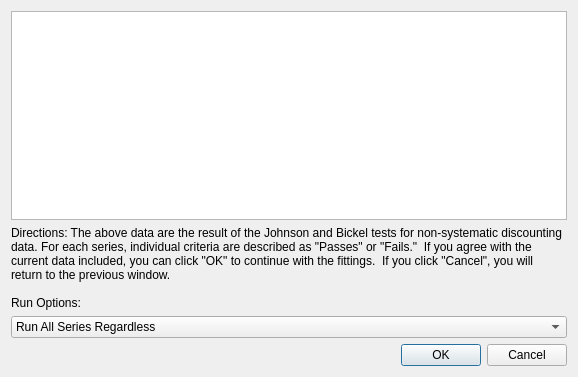
Qt form systematicchekdialog.ui (miyamot0/ModelSelectorQt) before a commit.
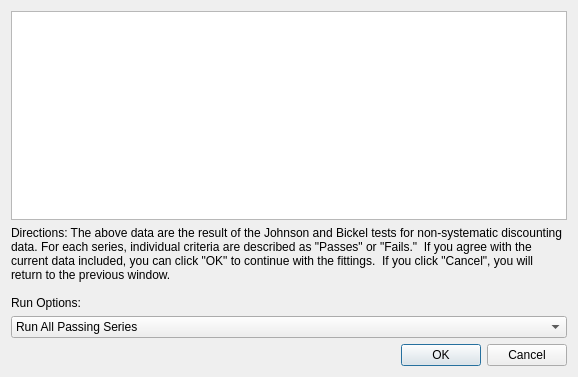
The same form after that commit.

Commit message: Restrict running non-systematic data, by default (user should acknowledge that some patterns were not as expected)

```diff
--- a/systematicchekdialog.ui
+++ b/systematicchekdialog.ui
@@ -50,6 +50,9 @@
    </item>
    <item>
     <widget class="QComboBox" name="comboBox">
+     <property name="currentIndex">
+      <number>1</number>
+     </property>
      <item>
       <property name="text">
        <string>Run All Series Regardless</string>
```
